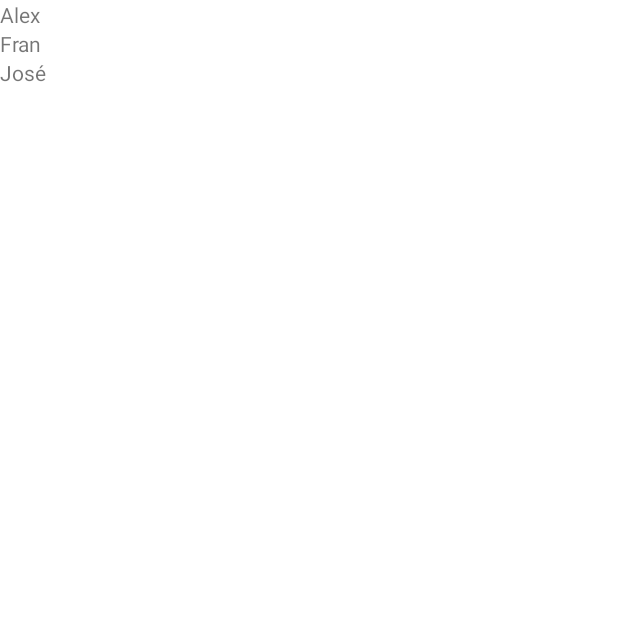
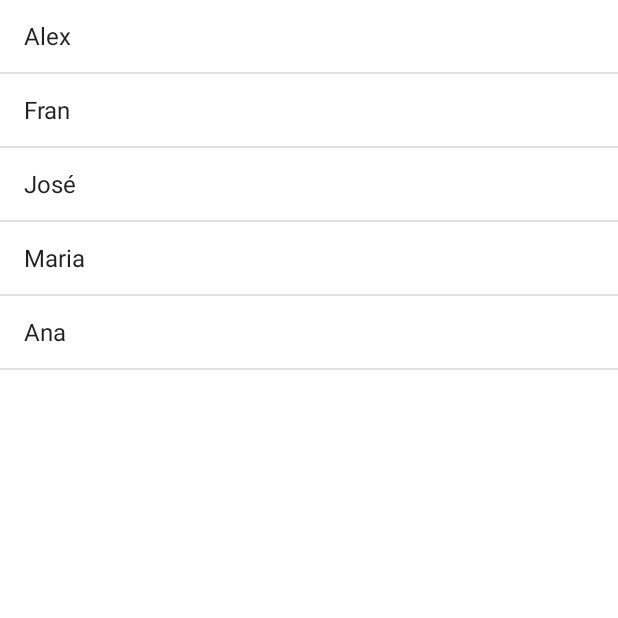
Before and after one commit to stefanopaulo/app-de-agenda-android, an Android app: the screen it shows after launch (MainActivity), on a phone screen of 412 x 824 dp, the top half of it. Before the commit the part shown is almost empty. Run offline under Robolectric (Android 15) with nearby library versions, the phone set to English and light mode, and no system bars.

Commit message:
utilizando AdapterViews para colecoes de views

```diff
--- a/app/src/main/java/com/app/agenda/MainActivity.java
+++ b/app/src/main/java/com/app/agenda/MainActivity.java
@@ -3,8 +3,8 @@ package com.app.agenda;
 import android.app.Activity;
 import android.os.Bundle;
 import android.view.View;
-import android.widget.TextView;
-import android.widget.Toast;
+import android.widget.ArrayAdapter;
+import android.widget.ListView;
 
 import androidx.annotation.Nullable;
 
@@ -18,14 +18,13 @@ public class MainActivity extends Activity {
         super.onCreate(savedInstanceState);
         setContentView(R.layout.activity_main);
 
-        List<String> alunos = new ArrayList<>(Arrays.asList("Alex", "Fran", "José"));
+        List<String> alunos = new ArrayList<>(Arrays.asList("Alex", "Fran", "José", "Maria", "Ana"));
 
-        TextView primeiroAluno = findViewById(R.id.textView2);
-        TextView segundoAluno = findViewById(R.id.textView3);
-        TextView terceiroAluno = findViewById(R.id.textView4);
+        ListView listaDeAlunos = findViewById(R.id.activity_main_lista_de_alunos);
 
-        primeiroAluno.setText(alunos.get(0));
-        segundoAluno.setText(alunos.get(1));
-        terceiroAluno.setText(alunos.get(2));
+        listaDeAlunos.setAdapter(new ArrayAdapter<>(
+                this,
+                android.R.layout.simple_list_item_1,
+                alunos));
     }
 }
--- a/app/src/main/res/layout/activity_main.xml
+++ b/app/src/main/res/layout/activity_main.xml
@@ -3,21 +3,8 @@
     android:orientation="vertical" android:layout_width="match_parent"
     android:layout_height="match_parent">
 
-    <TextView
-        android:id="@+id/textView2"
+    <ListView
+        android:id="@+id/activity_main_lista_de_alunos"
         android:layout_width="match_parent"
-        android:layout_height="wrap_content"
-        android:text="TextView" />
-
-    <TextView
-        android:id="@+id/textView3"
-        android:layout_width="match_parent"
-        android:layout_height="wrap_content"
-        android:text="TextView" />
-
-    <TextView
-        android:id="@+id/textView4"
-        android:layout_width="match_parent"
-        android:layout_height="wrap_content"
-        android:text="TextView" />
+        android:layout_height="match_parent" />
 </LinearLayout>
```
